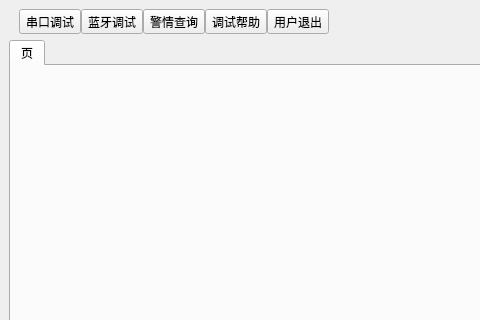
Before: the Qt Designer form Ui_MainWindow.ui in zhengyeli/littleTools, drawn with Qt 5; both pictures show x 0 to 480 and y 0 to 320 of the 800 by 600 pixel window.
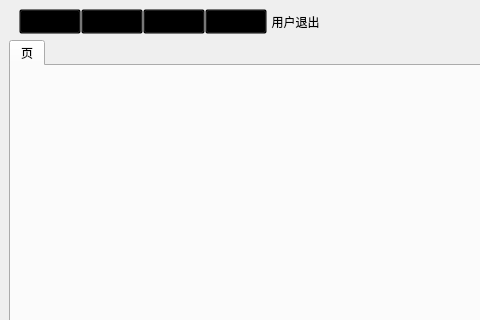
After: the same form once the commit is applied. Icons and pictures are not drawn.

What changed in the file:
```diff
--- a/Ui_MainWindow.ui
+++ b/Ui_MainWindow.ui
@@ -13,6 +13,12 @@
   <property name="windowTitle">
    <string>MainWindow</string>
   </property>
+  <property name="styleSheet">
+   <string notr="true">QToolButton{
+background-color:transparent;
+
+}</string>
+  </property>
   <widget class="QWidget" name="centralwidget">
    <layout class="QVBoxLayout" name="verticalLayout">
     <item>
@@ -158,7 +164,16 @@
              </sizepolicy>
             </property>
             <property name="styleSheet">
-             <string notr="true"/>
+             <string notr="true">QToolButton{
+margin-right:0px;
+border-radius:4px;
+background-color:transparent;
+border:0px;
+padding-left:0px;
+padding-right:0px;
+padding-top:0px;
+padding-bottom:0px;
+}</string>
             </property>
             <property name="text">
              <string>用户退出</string>
```
Left out of the diff: 15 changed lines with no effect on the pictures.
